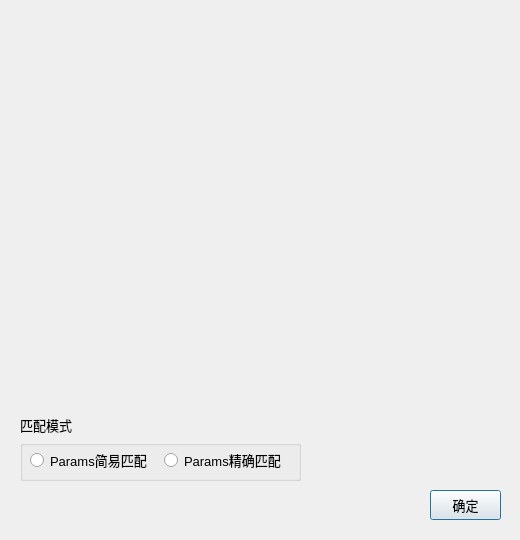
Before: the Qt Designer form qt_ui/server_config_win/win_ui.ui in ShenWei-HopeNoBug/mock-api-server, drawn with Qt 5.
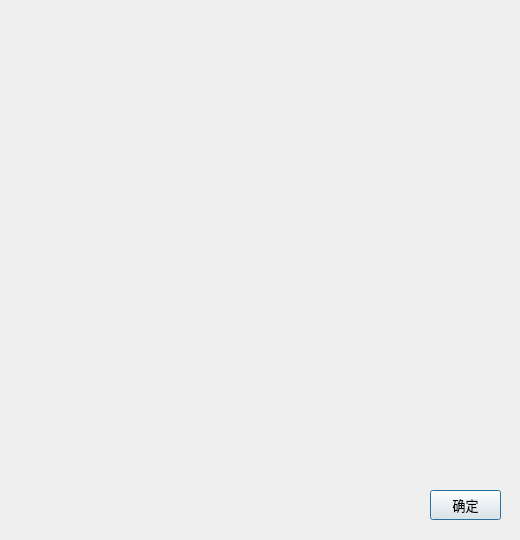
After: the same form once the commit is applied.

Commit message: mock服务固定用精确匹配模式

```diff
--- a/qt_ui/server_config_win/win_ui.ui
+++ b/qt_ui/server_config_win/win_ui.ui
@@ -52,100 +52,6 @@
     <string>确定</string>
    </property>
   </widget>
-  <widget class="QGroupBox" name="paramsMatchGroupBox">
-   <property name="geometry">
-    <rect>
-     <x>20</x>
-     <y>440</y>
-     <width>281</width>
-     <height>41</height>
-    </rect>
-   </property>
-   <property name="title">
-    <string/>
-   </property>
-   <widget class="QWidget" name="horizontalLayoutWidget">
-    <property name="geometry">
-     <rect>
-      <x>10</x>
-      <y>0</y>
-      <width>261</width>
-      <height>41</height>
-     </rect>
-    </property>
-    <layout class="QHBoxLayout" name="horizontalLayout">
-     <item>
-      <widget class="QRadioButton" name="paramsSimpleMatchRadioButton">
-       <property name="minimumSize">
-        <size>
-         <width>0</width>
-         <height>20</height>
-        </size>
-       </property>
-       <property name="font">
-        <font>
-         <pointsize>10</pointsize>
-        </font>
-       </property>
-       <property name="cursor">
-        <cursorShape>PointingHandCursor</cursorShape>
-       </property>
-       <property name="toolTip">
-        <string/>
-       </property>
-       <property name="text">
-        <string>Params简易匹配</string>
-       </property>
-      </widget>
-     </item>
-     <item>
-      <widget class="QRadioButton" name="paramsExactMatchRadioButton">
-       <property name="minimumSize">
-        <size>
-         <width>0</width>
-         <height>20</height>
-        </size>
-       </property>
-       <property name="font">
-        <font>
-         <pointsize>10</pointsize>
-        </font>
-       </property>
-       <property name="cursor">
-        <cursorShape>PointingHandCursor</cursorShape>
-       </property>
-       <property name="text">
-        <string>Params精确匹配</string>
-       </property>
-      </widget>
-     </item>
-    </layout>
-   </widget>
-  </widget>
-  <widget class="QLabel" name="label">
-   <property name="geometry">
-    <rect>
-     <x>20</x>
-     <y>410</y>
-     <width>81</width>
-     <height>30</height>
-    </rect>
-   </property>
-   <property name="minimumSize">
-    <size>
-     <width>0</width>
-     <height>30</height>
-    </size>
-   </property>
-   <property name="font">
-    <font>
-     <pointsize>10</pointsize>
-    </font>
-   </property>
-   <property name="text">
-    <string>匹配模式</string>
-   </property>
-  </widget>
  </widget>
  <resources/>
  <connections/>
```
The commit also changes 7 other files.
